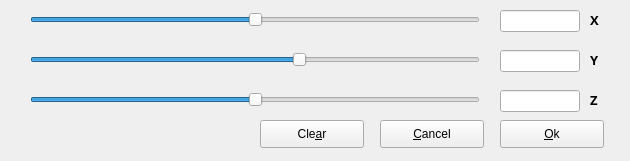
This is src/cpp/gui/base/interface/rotcenteredit.ui in openalea/plantgl as Qt 5 draws it before an edit. The edited form follows.
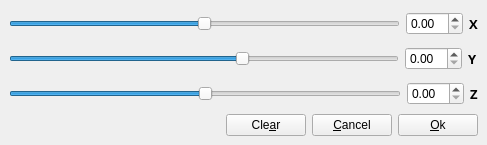
This is the edited form.

Commit message: modify rot center and line width dialog

```diff
--- a/src/cpp/gui/base/interface/rotcenteredit.ui
+++ b/src/cpp/gui/base/interface/rotcenteredit.ui
@@ -5,22 +5,46 @@
    <rect>
     <x>0</x>
     <y>0</y>
-    <width>630</width>
-    <height>161</height>
+    <width>487</width>
+    <height>145</height>
    </rect>
   </property>
   <property name="windowTitle" >
    <string>Form1</string>
   </property>
+  <layout class="QVBoxLayout" >
+   <property name="margin" >
+    <number>9</number>
+   </property>
+   <property name="spacing" >
+    <number>6</number>
+   </property>
+   <item>
+    <layout class="QHBoxLayout" >
+     <property name="margin" >
+      <number>0</number>
+     </property>
+     <property name="spacing" >
+      <number>6</number>
+     </property>
+     <item>
+      <widget class="QSlider" name="XSlider" >
+       <property name="minimum" >
+        <number>-150</number>
+       </property>
+       <property name="maximum" >
+        <number>150</number>
+       </property>
+       <property name="orientation" >
+        <enum>Qt::Horizontal</enum>
+       </property>
+      </widget>
+     </item>
+     <item>
+      <widget class="QDoubleSpinBox" name="XEdit" />
+     </item>
+     <item>
   <widget class="QLabel" name="XLabel" >
-   <property name="geometry" >
-    <rect>
-     <x>590</x>
-     <y>10</y>
-     <width>20</width>
-     <height>20</height>
-    </rect>
-   </property>
    <property name="font" >
     <font>
      <family>adobe-helvetica</family>
@@ -36,39 +60,32 @@
     <bool>false</bool>
    </property>
   </widget>
-  <widget class="QLabel" name="ZLabel" >
-   <property name="geometry" >
-    <rect>
-     <x>590</x>
-     <y>90</y>
-     <width>20</width>
-     <height>20</height>
-    </rect>
-   </property>
-   <property name="font" >
-    <font>
-     <family>adobe-helvetica</family>
-     <pointsize>10</pointsize>
-     <weight>75</weight>
-     <bold>true</bold>
-    </font>
-   </property>
-   <property name="text" >
-    <string>Z</string>
-   </property>
-   <property name="wordWrap" >
-    <bool>false</bool>
-   </property>
-  </widget>
+     </item>
+    </layout>
+   </item>
+   <item>
+    <layout class="QHBoxLayout" >
+     <property name="margin" >
+      <number>0</number>
+     </property>
+     <property name="spacing" >
+      <number>6</number>
+     </property>
+     <item>
+      <widget class="QSlider" name="YSlider" >
+       <property name="minimum" >
+        <number>-150</number>
+       </property>
+       <property name="orientation" >
+        <enum>Qt::Horizontal</enum>
+       </property>
+      </widget>
+     </item>
+     <item>
+      <widget class="QDoubleSpinBox" name="YEdit" />
+     </item>
+     <item>
   <widget class="QLabel" name="YLabel" >
-   <property name="geometry" >
-    <rect>
-     <x>590</x>
-     <y>50</y>
-     <width>20</width>
-     <height>20</height>
-    </rect>
-   </property>
    <property name="font" >
     <font>
      <family>adobe-helvetica</family>
@@ -84,141 +101,111 @@
     <bool>false</bool>
    </property>
   </widget>
+     </item>
+    </layout>
+   </item>
+   <item>
+    <layout class="QHBoxLayout" >
+     <property name="margin" >
+      <number>0</number>
+     </property>
+     <property name="spacing" >
+      <number>6</number>
+     </property>
+     <item>
+      <widget class="QSlider" name="ZSlider" >
+       <property name="minimum" >
+        <number>-150</number>
+       </property>
+       <property name="maximum" >
+        <number>150</number>
+       </property>
+       <property name="pageStep" >
+        <number>10</number>
+       </property>
+       <property name="orientation" >
+        <enum>Qt::Horizontal</enum>
+       </property>
+      </widget>
+     </item>
+     <item>
+      <widget class="QDoubleSpinBox" name="ZEdit" />
+     </item>
+     <item>
+      <widget class="QLabel" name="ZLabel" >
+       <property name="font" >
+        <font>
+         <family>adobe-helvetica</family>
+         <pointsize>10</pointsize>
+         <weight>75</weight>
+         <bold>true</bold>
+        </font>
+       </property>
+       <property name="text" >
+        <string>Z</string>
+       </property>
+       <property name="wordWrap" >
+        <bool>false</bool>
+       </property>
+      </widget>
+     </item>
+    </layout>
+   </item>
+   <item>
+    <layout class="QHBoxLayout" >
+     <property name="margin" >
+      <number>0</number>
+     </property>
+     <property name="spacing" >
+      <number>6</number>
+     </property>
+     <item>
+      <spacer>
+       <property name="orientation" >
+        <enum>Qt::Horizontal</enum>
+       </property>
+       <property name="sizeHint" >
+        <size>
+         <width>40</width>
+         <height>20</height>
+        </size>
+       </property>
+      </spacer>
+     </item>
+     <item>
+      <layout class="QHBoxLayout" >
+       <property name="margin" >
+        <number>0</number>
+       </property>
+       <property name="spacing" >
+        <number>6</number>
+       </property>
+       <item>
+        <widget class="QPushButton" name="ClearButton" >
+         <property name="text" >
+          <string>Cle&amp;ar</string>
+         </property>
+        </widget>
+       </item>
+       <item>
   <widget class="QPushButton" name="CancelButton" >
-   <property name="geometry" >
-    <rect>
-     <x>380</x>
-     <y>120</y>
-     <width>104</width>
-     <height>28</height>
-    </rect>
-   </property>
    <property name="text" >
     <string>&amp;Cancel</string>
    </property>
   </widget>
+       </item>
+       <item>
   <widget class="QPushButton" name="OkButton" >
-   <property name="geometry" >
-    <rect>
-     <x>500</x>
-     <y>120</y>
-     <width>104</width>
-     <height>28</height>
-    </rect>
-   </property>
    <property name="text" >
     <string>&amp;Ok</string>
    </property>
   </widget>
-  <widget class="QPushButton" name="ClearButton" >
-   <property name="geometry" >
-    <rect>
-     <x>260</x>
-     <y>120</y>
-     <width>104</width>
-     <height>28</height>
-    </rect>
-   </property>
-   <property name="text" >
-    <string>Cle&amp;ar</string>
-   </property>
-  </widget>
-  <widget class="QSlider" name="XSlider" >
-   <property name="geometry" >
-    <rect>
-     <x>30</x>
-     <y>10</y>
-     <width>450</width>
-     <height>20</height>
-    </rect>
-   </property>
-   <property name="minimum" >
-    <number>-150</number>
-   </property>
-   <property name="maximum" >
-    <number>150</number>
-   </property>
-   <property name="orientation" >
-    <enum>Qt::Horizontal</enum>
-   </property>
-  </widget>
-  <widget class="QSlider" name="YSlider" >
-   <property name="geometry" >
-    <rect>
-     <x>30</x>
-     <y>50</y>
-     <width>450</width>
-     <height>20</height>
-    </rect>
-   </property>
-   <property name="minimum" >
-    <number>-150</number>
-   </property>
-   <property name="orientation" >
-    <enum>Qt::Horizontal</enum>
-   </property>
-  </widget>
-  <widget class="QSlider" name="ZSlider" >
-   <property name="geometry" >
-    <rect>
-     <x>30</x>
-     <y>90</y>
-     <width>450</width>
-     <height>20</height>
-    </rect>
-   </property>
-   <property name="minimum" >
-    <number>-150</number>
-   </property>
-   <property name="maximum" >
-    <number>150</number>
-   </property>
-   <property name="pageStep" >
-    <number>10</number>
-   </property>
-   <property name="orientation" >
-    <enum>Qt::Horizontal</enum>
-   </property>
-  </widget>
-  <widget class="QLineEdit" name="YEdit" >
-   <property name="geometry" >
-    <rect>
-     <x>500</x>
-     <y>50</y>
-     <width>80</width>
-     <height>22</height>
-    </rect>
-   </property>
-   <property name="cursor" >
-    <cursor>4</cursor>
-   </property>
-  </widget>
-  <widget class="QLineEdit" name="XEdit" >
-   <property name="geometry" >
-    <rect>
-     <x>500</x>
-     <y>10</y>
-     <width>80</width>
-     <height>22</height>
-    </rect>
-   </property>
-   <property name="cursor" >
-    <cursor>4</cursor>
-   </property>
-  </widget>
-  <widget class="QLineEdit" name="ZEdit" >
-   <property name="geometry" >
-    <rect>
-     <x>500</x>
-     <y>90</y>
-     <width>80</width>
-     <height>22</height>
-    </rect>
-   </property>
-   <property name="cursor" >
-    <cursor>4</cursor>
-   </property>
-  </widget>
+       </item>
+      </layout>
+     </item>
+    </layout>
+   </item>
+  </layout>
  </widget>
  <pixmapfunction>qPixmapFromMimeSource</pixmapfunction>
  <resources/>
```
Lines whose indentation alone changed are shown as unchanged. The commit also changes 6 other files.
